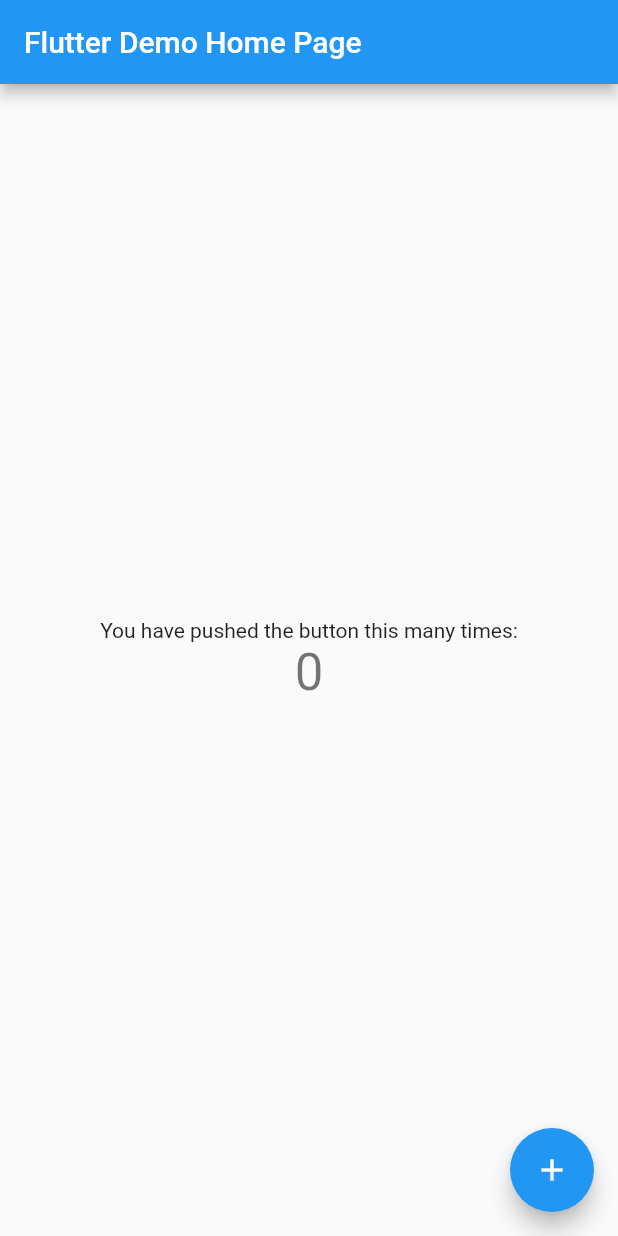
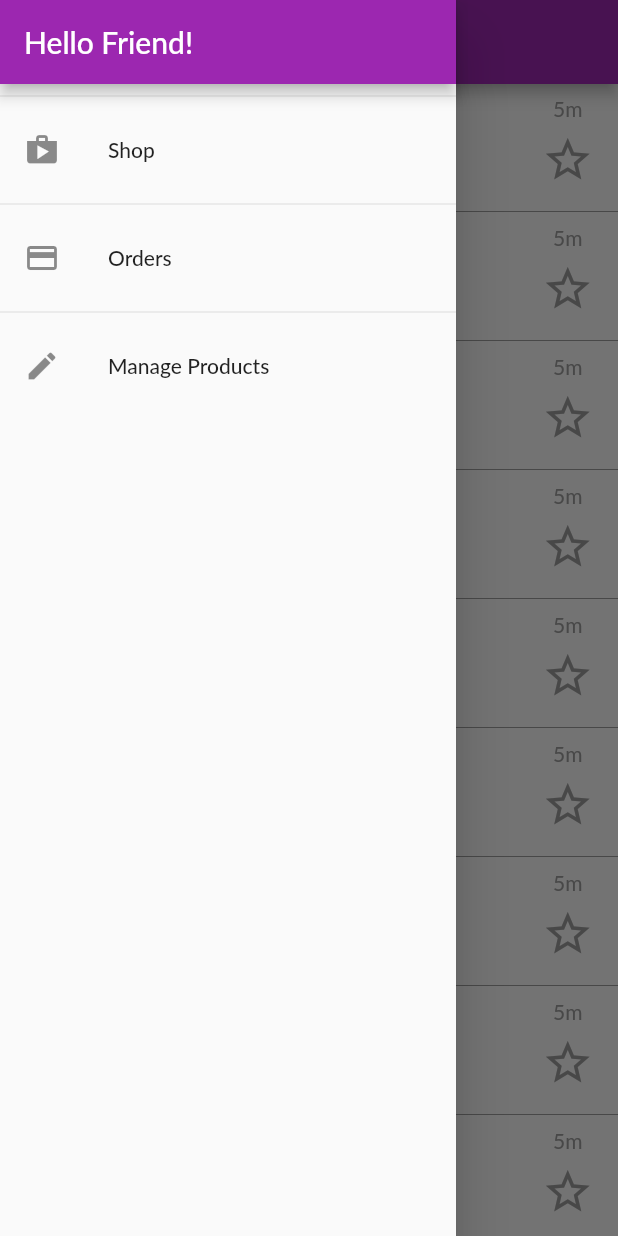
Before and after one commit to FelixSchmidt159/L17_ANDROID_APPLICATION, a Flutter app: the screen it shows after launch, with the side drawer open (before the commit the screen has no drawer), on a phone screen of 412 x 824 dp. Run offline on Flutter 3.47's test engine with Material 2 defaults, Android fonts, the phone set to English and light mode, and no system bars; Roboto replaces fonts that are missing (Lato).

Commit message:
Main Screen setup

```diff
--- a/lib/main.dart
+++ b/lib/main.dart
@@ -1,4 +1,8 @@
 import 'package:flutter/material.dart';
+import 'package:provider/provider.dart';
+
+import './screens/tours_overview_screen.dart';
+import './providers/tours.dart';
 
 void main() {
   runApp(MyApp());
@@ -8,106 +12,23 @@
   // This widget is the root of your application.
   @override
   Widget build(BuildContext context) {
-    return MaterialApp(
-      title: 'Flutter Demo',
-      theme: ThemeData(
-        // This is the theme of your application.
-        //
-        // Try running your application with "flutter run". You'll see the
-        // application has a blue toolbar. Then, without quitting the app, try
-        // changing the primarySwatch below to Colors.green and then invoke
-        // "hot reload" (press "r" in the console where you ran "flutter run",
-        // or simply save your changes to "hot reload" in a Flutter IDE).
-        // Notice that the counter didn't reset back to zero; the application
-        // is not restarted.
-        primarySwatch: Colors.blue,
-      ),
-      home: MyHomePage(title: 'Flutter Demo Home Page'),
+    return MultiProvider(
+      providers: [
+        ChangeNotifierProvider.value(
+          value: Tours(),
+        ),
+      ],
+      child: MaterialApp(
+          title: 'MyShop',
+          theme: ThemeData(
+            primarySwatch: Colors.purple,
+            accentColor: Colors.deepOrange,
+            fontFamily: 'Lato',
+          ),
+          home: ToursOverviewScreen(),
+          routes: {
+            // ProductDetailScreen.routeName: (ctx) => ProductDetailScreen(),
+          }),
     );
   }
 }
-
-class MyHomePage extends StatefulWidget {
-  MyHomePage({Key key, this.title}) : super(key: key);
-
-  // This widget is the home page of your application. It is stateful, meaning
-  // that it has a State object (defined below) that contains fields that affect
-  // how it looks.
-
-  // This class is the configuration for the state. It holds the values (in this
-  // case the title) provided by the parent (in this case the App widget) and
-  // used by the build method of the State. Fields in a Widget subclass are
-  // always marked "final".
-
-  final String title;
-
-  @override
-  _MyHomePageState createState() => _MyHomePageState();
-}
-
-class _MyHomePageState extends State<MyHomePage> {
-  int _counter = 0;
-
-  void _incrementCounter() {
-    setState(() {
-      // This call to setState tells the Flutter framework that something has
-      // changed in this State, which causes it to rerun the build method below
-      // so that the display can reflect the updated values. If we changed
-      // _counter without calling setState(), then the build method would not be
-      // called again, and so nothing would appear to happen.
-      _counter++;
-    });
-  }
-
-  @override
-  Widget build(BuildContext context) {
-    // This method is rerun every time setState is called, for instance as done
-    // by the _incrementCounter method above.
-    //
-    // The Flutter framework has been optimized to make rerunning build methods
-    // fast, so that you can just rebuild anything that needs updating rather
-    // than having to individually change instances of widgets.
-    return Scaffold(
-      appBar: AppBar(
-        // Here we take the value from the MyHomePage object that was created by
-        // the App.build method, and use it to set our appbar title.
-        title: Text(widget.title),
-      ),
-      body: Center(
-        // Center is a layout widget. It takes a single child and positions it
-        // in the middle of the parent.
-        child: Column(
-          // Column is also a layout widget. It takes a list of children and
-          // arranges them vertically. By default, it sizes itself to fit its
-          // children horizontally, and tries to be as tall as its parent.
-          //
-          // Invoke "debug painting" (press "p" in the console, choose the
-          // "Toggle Debug Paint" action from the Flutter Inspector in Android
-          // Studio, or the "Toggle Debug Paint" command in Visual Studio Code)
-          // to see the wireframe for each widget.
-          //
-          // Column has various properties to control how it sizes itself and
-          // how it positions its children. Here we use mainAxisAlignment to
-          // center the children vertically; the main axis here is the vertical
-          // axis because Columns are vertical (the cross axis would be
-          // horizontal).
-          mainAxisAlignment: MainAxisAlignment.center,
-          children: <Widget>[
-            Text(
-              'You have pushed the button this many times:',
-            ),
-            Text(
-              '$_counter',
-              style: Theme.of(context).textTheme.headline4,
-            ),
-          ],
-        ),
-      ),
-      floatingActionButton: FloatingActionButton(
-        onPressed: _incrementCounter,
-        tooltip: 'Increment',
-        child: Icon(Icons.add),
-      ), // This trailing comma makes auto-formatting nicer for build methods.
-    );
-  }
-}
--- /dev/null
+++ b/lib/providers/tour.dart
@@ -0,0 +1,50 @@
+// import 'dart:convert';
+
+import 'package:flutter/foundation.dart';
+
+class Tour with ChangeNotifier {
+  final DateTime timestamp;
+  final int distance;
+  final int mileageBegin;
+  final int mileageEnd;
+  final String licensePlate;
+  final String tourBegin;
+  final String tourEnd;
+  final String roadCondition;
+
+  Tour({
+    @required this.timestamp,
+    @required this.distance,
+    @required this.mileageBegin,
+    @required this.mileageEnd,
+    @required this.licensePlate,
+    @required this.tourBegin,
+    @required this.tourEnd,
+    @required this.roadCondition,
+  });
+
+  // void _setFavValue(bool newValue) {
+  //   isFavorite = newValue;
+  //   notifyListeners();
+  // }
+
+  // Future<void> toggleFavoriteStatus() async {
+  //   final oldStatus = isFavorite;
+  //   isFavorite = !isFavorite;
+  //   notifyListeners();
+  //   final url = 'https://flutter-update.firebaseio.com/products/$id.json';
+  //   try {
+  //     final response = await http.patch(
+  //       url,
+  //       body: json.encode({
+  //         'isFavorite': isFavorite,
+  //       }),
+  //     );
+  //     if (response.statusCode >= 400) {
+  //       _setFavValue(oldStatus);
+  //     }
+  //   } catch (error) {
+  //     _setFavValue(oldStatus);
+  //   }
+  // }
+}
--- /dev/null
+++ b/lib/providers/tours.dart
@@ -0,0 +1,296 @@
+import 'package:flutter/material.dart';
+
+import './tour.dart';
+
+class Tours with ChangeNotifier {
+  List<Tour> _items = [
+    Tour(
+      timestamp: DateTime.now(),
+      distance: 101,
+      licensePlate: 'VB-365 JG',
+      mileageBegin: 10000,
+      mileageEnd: 10005,
+      roadCondition: 'nass/Regen',
+      tourBegin: 'Graz',
+      tourEnd: 'Graz-Stadt',
+    ),
+    Tour(
+      timestamp: DateTime.now(),
+      distance: 101,
+      licensePlate: 'VB-365 JG',
+      mileageBegin: 10000,
+      mileageEnd: 10005,
+      roadCondition: 'nass/Regen',
+      tourBegin: 'Graz',
+      tourEnd: 'Graz-Stadt',
+    ),
+    Tour(
+      timestamp: DateTime.now(),
+      distance: 101,
+      licensePlate: 'VB-365 JG',
+      mileageBegin: 10000,
+      mileageEnd: 10005,
+      roadCondition: 'nass/Regen',
+      tourBegin: 'Graz',
+      tourEnd: 'Graz-Stadt',
+    ),
+    Tour(
+      timestamp: DateTime.now(),
+      distance: 101,
+      licensePlate: 'VB-365 JG',
+      mileageBegin: 10000,
+      mileageEnd: 10005,
+      roadCondition: 'nass/Regen',
+      tourBegin: 'Graz',
+      tourEnd: 'Graz-Stadt',
+    ),
+    Tour(
+      timestamp: DateTime.now(),
+      distance: 101,
+      licensePlate: 'VB-365 JG',
+      mileageBegin: 10000,
+      mileageEnd: 10005,
+      roadCondition: 'nass/Regen',
+      tourBegin: 'Graz',
+      tourEnd: 'Graz-Stadt',
+    ),
+    Tour(
+      timestamp: DateTime.now(),
+      distance: 101,
+      licensePlate: 'VB-365 JG',
+      mileageBegin: 10000,
+      mileageEnd: 10005,
+      roadCondition: 'nass/Regen',
+      tourBegin: 'Graz',
+      tourEnd: 'Graz-Stadt',
+    ),
+    Tour(
+      timestamp: DateTime.now(),
+      distance: 101,
+      licensePlate: 'VB-365 JG',
+      mileageBegin: 10000,
+      mileageEnd: 10005,
+      roadCondition: 'nass/Regen',
+      tourBegin: 'Graz',
+      tourEnd: 'Graz-Stadt',
+    ),
+    Tour(
+      timestamp: DateTime.now(),
+      distance: 101,
+      licensePlate: 'VB-365 JG',
+      mileageBegin: 10000,
+      mileageEnd: 10005,
+      roadCondition: 'nass/Regen',
+      tourBegin: 'Graz',
+      tourEnd: 'Graz-Stadt',
+    ),
+    Tour(
+      timestamp: DateTime.now(),
+      distance: 101,
+      licensePlate: 'VB-365 JG',
+      mileageBegin: 10000,
+      mileageEnd: 10005,
+      roadCondition: 'nass/Regen',
+      tourBegin: 'Graz',
+      tourEnd: 'Graz-Stadt',
+    ),
+    Tour(
+      timestamp: DateTime.now(),
+      distance: 101,
+      licensePlate: 'VB-365 JG',
+      mileageBegin: 10000,
+      mileageEnd: 10005,
+      roadCondition: 'nass/Regen',
+      tourBegin: 'Graz',
+      tourEnd: 'Graz-Stadt',
+    ),
+    Tour(
+      timestamp: DateTime.now(),
+      distance: 101,
+      licensePlate: 'VB-365 JG',
+      mileageBegin: 10000,
+      mileageEnd: 10005,
+      roadCondition: 'nass/Regen',
+      tourBegin: 'Graz',
+      tourEnd: 'Graz-Stadt',
+    ),
+    Tour(
+      timestamp: DateTime.now(),
+      distance: 101,
+      licensePlate: 'VB-365 JG',
+      mileageBegin: 10000,
+      mileageEnd: 10005,
+      roadCondition: 'nass/Regen',
+      tourBegin: 'Graz',
+      tourEnd: 'Graz-Stadt',
+    ),
+    Tour(
+      timestamp: DateTime.now(),
+      distance: 101,
+      licensePlate: 'VB-365 JG',
+      mileageBegin: 10000,
+      mileageEnd: 10005,
+      roadCondition: 'nass/Regen',
+      tourBegin: 'Graz',
+      tourEnd: 'Graz-Stadt',
+    ),
+    Tour(
+      timestamp: DateTime.now(),
+      distance: 101,
+      licensePlate: 'VB-365 JG',
+      mileageBegin: 10000,
+      mileageEnd: 10005,
+      roadCondition: 'nass/Regen',
+      tourBegin: 'Graz',
+      tourEnd: 'Graz-Stadt',
+    ),
+    Tour(
+      timestamp: DateTime.now(),
+      distance: 101,
+      licensePlate: 'VB-365 JG',
+      mileageBegin: 10000,
+      mileageEnd: 10005,
+      roadCondition: 'nass/Regen',
+      tourBegin: 'Graz',
+      tourEnd: 'Graz-Stadt',
+    ),
+    Tour(
+      timestamp: DateTime.now(),
+      distance: 101,
+      licensePlate: 'VB-365 JG',
+      mileageBegin: 10000,
+      mileageEnd: 10005,
+      roadCondition: 'nass/Regen',
+      tourBegin: 'Graz',
+      tourEnd: 'Graz-Stadt',
+    ),
+    Tour(
+      timestamp: DateTime.now(),
+      distance: 101,
+      licensePlate: 'VB-365 JG',
+      mileageBegin: 10000,
+      mileageEnd: 10005,
+      roadCondition: 'nass/Regen',
+      tourBegin: 'Graz',
+      tourEnd: 'Graz-Stadt',
+    ),
+  ];
+
+  List<Tour> get items {
+    return [..._items];
+  }
+  // var _showFavoritesOnly = false;
+
+  // List<Product> get items {
+  //   // if (_showFavoritesOnly) {
+  //   //   return _items.where((prodItem) => prodItem.isFavorite).toList();
+  //   // }
+  //   return [..._items];
+  // }
+
+  // List<Product> get favoriteItems {
+  //   return _items.where((prodItem) => prodItem.isFavorite).toList();
+  // }
+
+  // Product findById(String id) {
+  //   return _items.firstWhere((prod) => prod.id == id);
+  // }
+
+  // void showFavoritesOnly() {
+  //   _showFavoritesOnly = true;
+  //   notifyListeners();
+  // }
+
+  // void showAll() {
+  //   _showFavoritesOnly = false;
+  //   notifyListeners();
+  // }
+
+  // Future<void> fetchAndSetProducts() async {
+  //   const url = 'https://flutter-update.firebaseio.com/products.json';
+  //   try {
+  //     final response = await http.get(url);
+  //     final extractedData = json.decode(response.body) as Map<String, dynamic>;
+  //     if (extractedData == null) {
+  //       return;
+  //     }
+  //     final List<Product> loadedProducts = [];
+  //     extractedData.forEach((prodId, prodData) {
+  //       loadedProducts.add(Product(
+  //         id: prodId,
+  //         title: prodData['title'],
+  //         description: prodData['description'],
+  //         price: prodData['price'],
+  //         isFavorite: prodData['isFavorite'],
+  //         imageUrl: prodData['imageUrl'],
+  //       ));
+  //     });
+  //     _items = loadedProducts;
+  //     notifyListeners();
+  //   } catch (error) {
+  //     throw (error);
+  //   }
+  // }
+
+  // Future<void> addProduct(Product product) async {
+  //   const url = 'https://flutter-update.firebaseio.com/products.json';
+  //   try {
+  //     final response = await http.post(
+  //       url,
+  //       body: json.encode({
+  //         'title': product.title,
+  //         'description': product.description,
+  //         'imageUrl': product.imageUrl,
+  //         'price': product.price,
+  //         'isFavorite': product.isFavorite,
+  //       }),
+  //     );
+  //     final newProduct = Product(
+  //       title: product.title,
+  //       description: product.description,
+  //       price: product.price,
+  //       imageUrl: product.imageUrl,
+  //       id: json.decode(response.body)['name'],
+  //     );
+  //     _items.add(newProduct);
+  //     // _items.insert(0, newProduct); // at the start of the list
+  //     notifyListeners();
+  //   } catch (error) {
+  //     print(error);
+  //     throw error;
+  //   }
+  // }
+
+  // Future<void> updateProduct(String id, Product newProduct) async {
+  //   final prodIndex = _items.indexWhere((prod) => prod.id == id);
+  //   if (prodIndex >= 0) {
+  //     final url = 'https://flutter-update.firebaseio.com/products/$id.json';
+  //     await http.patch(url,
+  //         body: json.encode({
+  //           'title': newProduct.title,
+  //           'description': newProduct.description,
+  //           'imageUrl': newProduct.imageUrl,
+  //           'price': newProduct.price
+  //         }));
+  //     _items[prodIndex] = newProduct;
+  //     notifyListeners();
+  //   } else {
+  //     print('...');
+  //   }
+  // }
+
+  // Future<void> deleteProduct(String id) async {
+  //   final url = 'https://flutter-update.firebaseio.com/products/$id.json';
+  //   final existingProductIndex = _items.indexWhere((prod) => prod.id == id);
+  //   var existingProduct = _items[existingProductIndex];
+  //   _items.removeAt(existingProductIndex);
+  //   notifyListeners();
+  //   final response = await http.delete(url);
+  //   if (response.statusCode >= 400) {
+  //     _items.insert(existingProductIndex, existingProduct);
+  //     notifyListeners();
+  //     throw HttpException('Could not delete product.');
+  //   }
+  //   existingProduct = null;
+  // }
+}
--- /dev/null
+++ b/lib/screens/tours_overview_screen.dart
@@ -0,0 +1,93 @@
+import 'package:flutter/material.dart';
+import 'package:provider/provider.dart';
+
+import '../providers/tours.dart';
+import '../providers/tour.dart';
+import '../widgets/app_drawer.dart';
+
+class ToursOverviewScreen extends StatefulWidget {
+  @override
+  _ToursOverviewScreenState createState() => _ToursOverviewScreenState();
+}
+
+class _ToursOverviewScreenState extends State<ToursOverviewScreen> {
+  List<Tour> _items;
+
+  @override
+  void initState() {
+    // _items = Provider.of<Tours>(context).items;
+    super.initState();
+  }
+
+  @override
+  Widget build(BuildContext context) {
+    _items = Provider.of<Tours>(context).items;
+    return Scaffold(
+      appBar: AppBar(
+        title: Text('Fahrtenbuch'),
+        centerTitle: true,
+      ),
+      body: ListView.builder(
+        itemBuilder: (context, position) {
+          return Column(
+            children: <Widget>[
+              Row(
+                mainAxisAlignment: MainAxisAlignment.spaceBetween,
+                children: <Widget>[
+                  Column(
+                    crossAxisAlignment: CrossAxisAlignment.start,
+                    children: <Widget>[
+                      Padding(
+                        padding:
+                            const EdgeInsets.fromLTRB(12.0, 12.0, 12.0, 6.0),
+                        child: Text(
+                          _items[position].licensePlate,
+                          style: TextStyle(
+                              fontSize: 22.0, fontWeight: FontWeight.bold),
+                        ),
+                      ),
+                      Padding(
+                        padding:
+                            const EdgeInsets.fromLTRB(12.0, 6.0, 12.0, 12.0),
+                        child: Text(
+                          _items[position].roadCondition,
+                          style: TextStyle(fontSize: 18.0),
+                        ),
+                      ),
+                    ],
+                  ),
+                  Padding(
+                    padding: const EdgeInsets.all(8.0),
+                    child: Column(
+                      mainAxisAlignment: MainAxisAlignment.spaceEvenly,
+                      children: <Widget>[
+                        Text(
+                          "5m",
+                          style: TextStyle(color: Colors.grey),
+                        ),
+                        Padding(
+                          padding: const EdgeInsets.all(8.0),
+                          child: Icon(
+                            Icons.star_border,
+                            size: 35.0,
+                            color: Colors.grey,
+                          ),
+                        ),
+                      ],
+                    ),
+                  ),
+                ],
+              ),
+              Divider(
+                height: 2.0,
+                color: Colors.grey,
+              )
+            ],
+          );
+        },
+        itemCount: _items.length,
+      ),
+      drawer: AppDrawer(),
+    );
+  }
+}
--- /dev/null
+++ b/lib/widgets/app_drawer.dart
@@ -0,0 +1,43 @@
+import 'package:flutter/material.dart';
+
+class AppDrawer extends StatelessWidget {
+  @override
+  Widget build(BuildContext context) {
+    return Drawer(
+      child: Column(
+        children: <Widget>[
+          AppBar(
+            title: Text('Hello Friend!'),
+            automaticallyImplyLeading: false,
+          ),
+          Divider(),
+          ListTile(
+            leading: Icon(Icons.shop),
+            title: Text('Shop'),
+            onTap: () {
+              Navigator.of(context).pushReplacementNamed('/');
+            },
+          ),
+          Divider(),
+          ListTile(
+            leading: Icon(Icons.payment),
+            title: Text('Orders'),
+            // onTap: () {
+            //   Navigator.of(context)
+            //       .pushReplacementNamed(OrdersScreen.routeName);
+            // },
+          ),
+          Divider(),
+          ListTile(
+            leading: Icon(Icons.edit),
+            title: Text('Manage Products'),
+            // onTap: () {
+            //   Navigator.of(context)
+            //       .pushReplacementNamed(UserProductsScreen.routeName);
+            // },
+          ),
+        ],
+      ),
+    );
+  }
+}
--- a/pubspec.yaml
+++ b/pubspec.yaml
@@ -23,6 +23,7 @@
 dependencies:
   flutter:
     sdk: flutter
+  provider: ^5.0.0
 
 
   # The following adds the Cupertino Icons font to your application.
```
Also changed, not shown: flutter_01.png (added), pubspec.lock.
